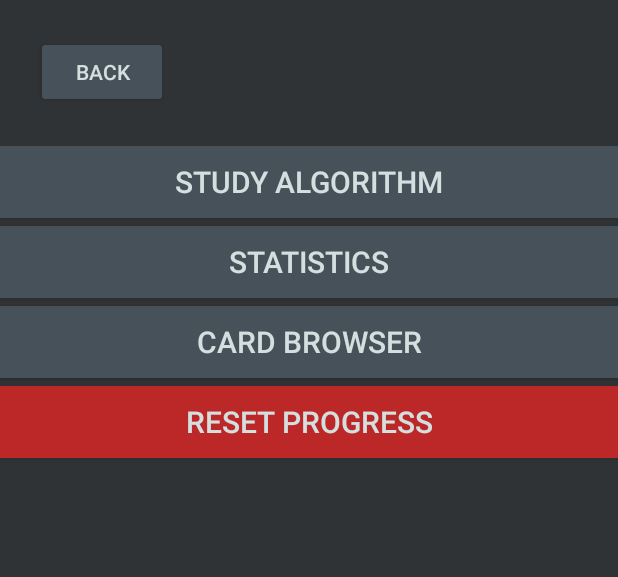
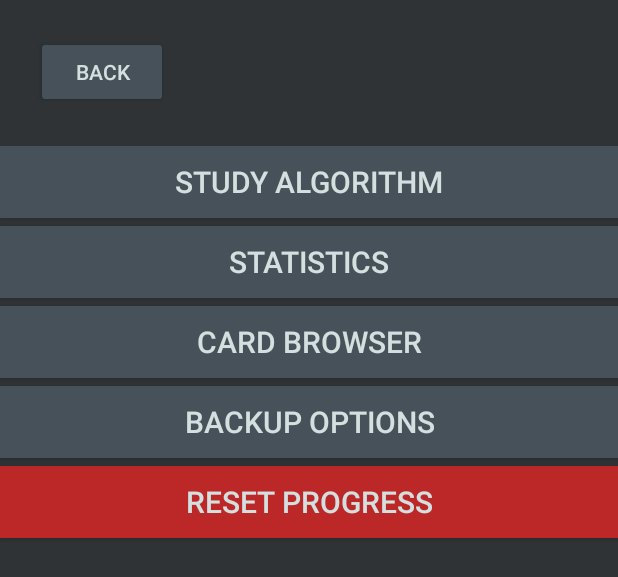
Before and after one commit to OpriaIonut/JapoTime, an Android app: the layout settings_page.xml on its own in the app's theme, with its tools: preview values and no code run, on a phone screen of 412 x 824 dp. Shown: the top 577 px of the screen. Run offline under Robolectric (Android 15) with nearby library versions, the phone set to English and light mode, and no system bars.

Commit message:
Quick fixes

```diff
--- a/app/src/main/java/com/example/japotimeapp/fragments/StatisticsFragment.java
+++ b/app/src/main/java/com/example/japotimeapp/fragments/StatisticsFragment.java
@@ -258,7 +258,7 @@ public class StatisticsFragment extends Fragment
         LocalDate currentDate = LocalDate.parse(mainActivity.currentDate, formatter);;
         LocalDate startDate = currentDate.minusDays(historyOffset);
 
-        for(int index = 0; index < historyOffset; index++)
+        for(int index = 0; index <= historyOffset; index++)
         {
             String dataDate = startDate.plusDays(index).format(formatter);
             if(mainActivity.dataSaver.loadedData.studiedCardsHistory.containsKey(dataDate))
--- a/app/src/main/res/layout/settings_page.xml
+++ b/app/src/main/res/layout/settings_page.xml
@@ -70,6 +70,20 @@
             app:layout_constraintTop_toBottomOf="@+id/settingsPageStatisticsBtn" />
 
         <Button
+            android:id="@+id/settingsPageCardBrowser2"
+            android:layout_width="0dp"
+            android:layout_height="wrap_content"
+            android:layout_marginTop="5dp"
+            android:background="@color/normalBtn"
+            android:text="Backup options"
+            android:textColor="@color/normalText"
+            android:textSize="20sp"
+            app:layout_constraintEnd_toEndOf="parent"
+            app:layout_constraintHorizontal_bias="0.0"
+            app:layout_constraintStart_toStartOf="parent"
+            app:layout_constraintTop_toBottomOf="@+id/settingsPageCardBrowser" />
+
+        <Button
             android:id="@+id/settingsPageResetProgressBtn"
             android:layout_width="0dp"
             android:layout_height="wrap_content"
@@ -81,7 +95,7 @@
             app:layout_constraintEnd_toEndOf="parent"
             app:layout_constraintHorizontal_bias="0.0"
             app:layout_constraintStart_toStartOf="parent"
-            app:layout_constraintTop_toBottomOf="@+id/settingsPageCardBrowser" />
+            app:layout_constraintTop_toBottomOf="@+id/settingsPageCardBrowser2" />
     </androidx.constraintlayout.widget.ConstraintLayout>
 
     <androidx.constraintlayout.widget.ConstraintLayout
--- a/app/src/main/res/layout/study_page.xml
+++ b/app/src/main/res/layout/study_page.xml
@@ -289,7 +289,7 @@
             android:backgroundTint="@color/answerBtnEasy"
             android:text="Skip"
             android:textColor="@color/normalText"
-            android:textSize="10sp"
+            android:textSize="12sp"
             android:visibility="gone" />
 
         <Button
```
Also changed, not shown: app/src/main/java/com/example/japotimeapp/utils/DailyReview.java (+4 -4 lines), app/src/main/res/layout/backup_page.xml (added, +74 -0 lines).
